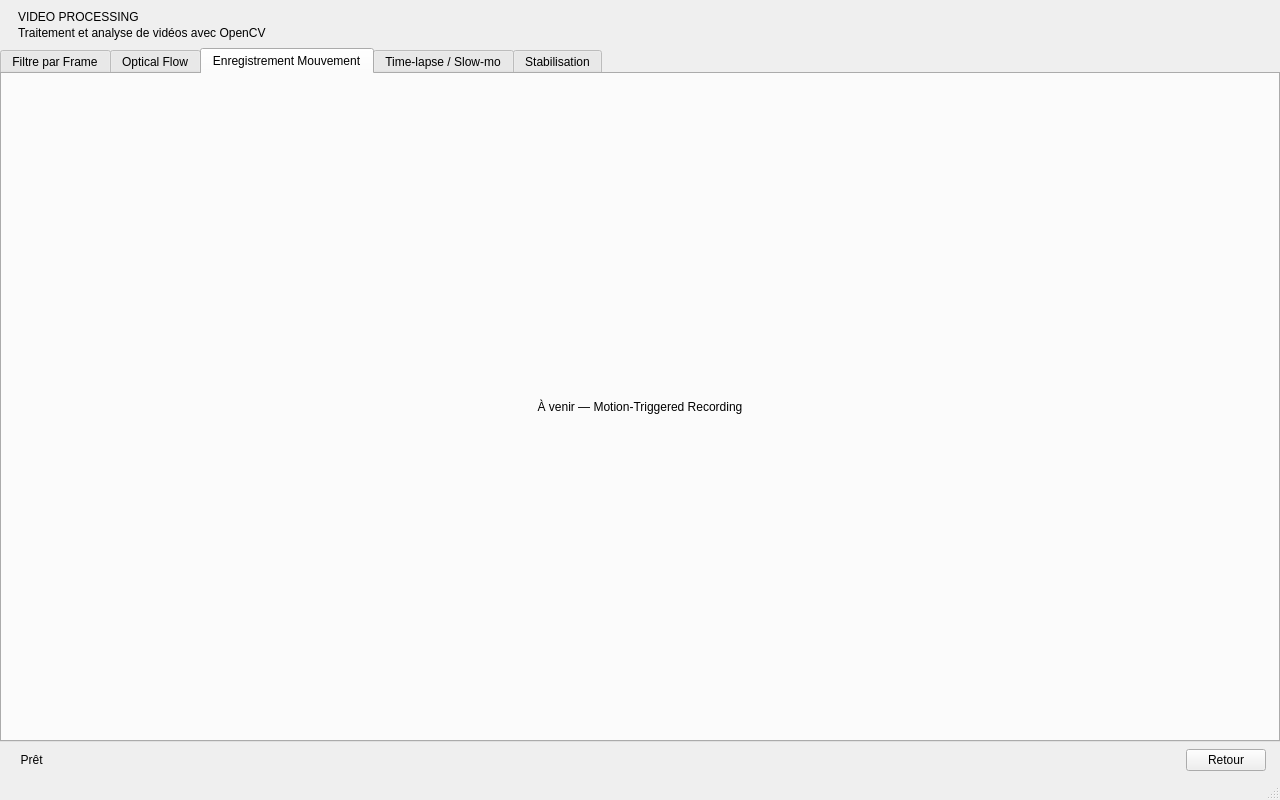
First picture: the form in opencv-project-team_4/opencv-project-team_4/VideoProcessing.ui, repository arcreane/opencv-project-team_4, before the edit.
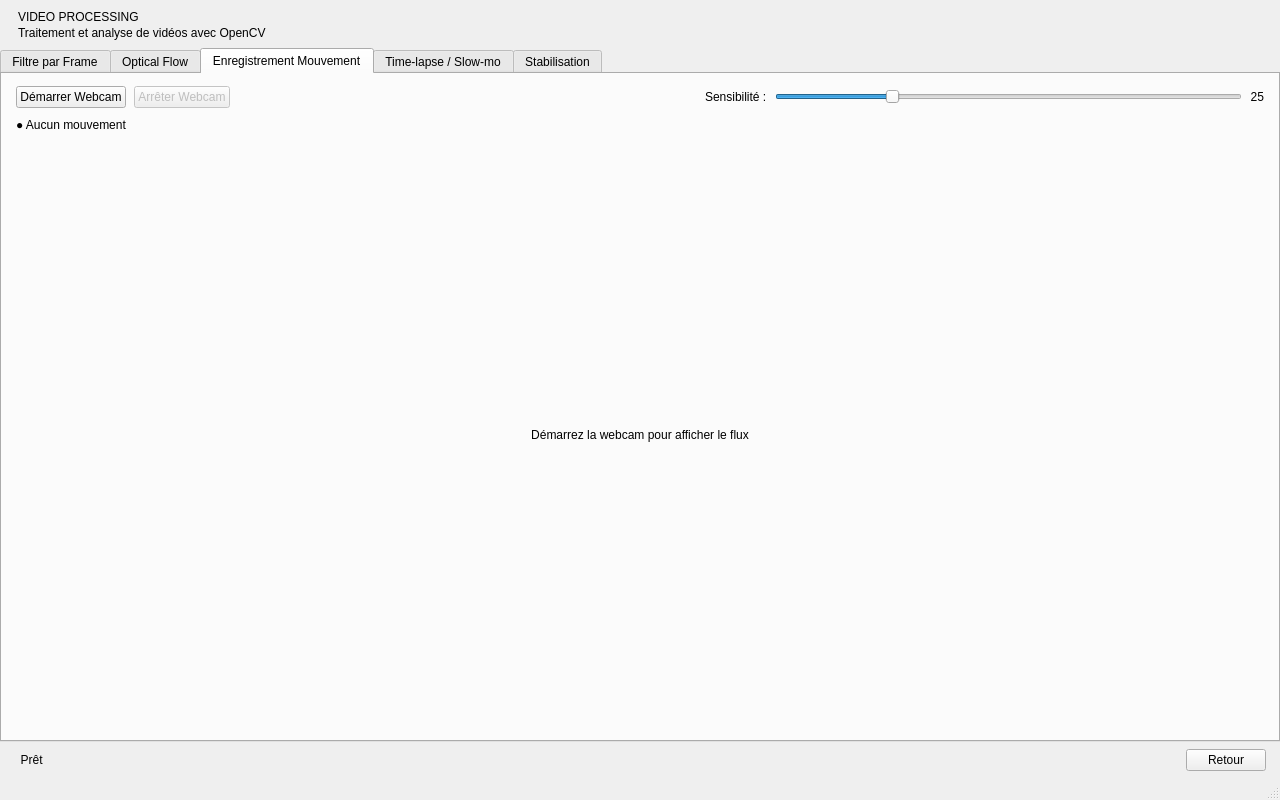
Second picture: the form after the edit. The open tabs and pages were chosen to show the change.

Commit message: ajout MOTION-TRIGGERED RECORDING

Diff of the .ui file:
```diff
--- a/opencv-project-team_4/opencv-project-team_4/VideoProcessing.ui
+++ b/opencv-project-team_4/opencv-project-team_4/VideoProcessing.ui
@@ -295,13 +295,102 @@
       <!-- ── Tab 3 : Motion Recording ──────────────────────── -->
       <widget class="QWidget" name="motionTab">
        <attribute name="title"><string>Enregistrement Mouvement</string></attribute>
-       <layout class="QVBoxLayout">
+       <layout class="QVBoxLayout" name="motionTabLayout">
+        <property name="spacing"><number>10</number></property>
+        <property name="leftMargin"><number>14</number></property>
+        <property name="topMargin"><number>12</number></property>
+        <property name="rightMargin"><number>14</number></property>
+        <property name="bottomMargin"><number>12</number></property>
+
+        <!-- Controls row -->
         <item>
-         <widget class="QLabel" name="motionPlaceholder">
-          <property name="text"><string>À venir — Motion-Triggered Recording</string></property>
+         <layout class="QHBoxLayout" name="camControlsLayout">
+          <property name="spacing"><number>8</number></property>
+          <item>
+           <widget class="QPushButton" name="startCamButton">
+            <property name="text"><string>Démarrer Webcam</string></property>
+            <property name="minimumHeight"><number>36</number></property>
+            <property name="minimumWidth"><number>150</number></property>
+           </widget>
+          </item>
+          <item>
+           <widget class="QPushButton" name="stopCamButton">
+            <property name="text"><string>Arrêter Webcam</string></property>
+            <property name="minimumHeight"><number>36</number></property>
+            <property name="minimumWidth"><number>150</number></property>
+            <property name="enabled"><bool>false</bool></property>
+           </widget>
+          </item>
+          <item>
+           <spacer name="camControlsSpacer">
+            <property name="orientation"><enum>Qt::Orientation::Horizontal</enum></property>
+            <property name="sizeType"><enum>QSizePolicy::Policy::Expanding</enum></property>
+            <property name="sizeHint" stdset="0">
+             <size><width>40</width><height>20</height></size>
+            </property>
+           </spacer>
+          </item>
+          <item>
+           <widget class="QLabel" name="threshLabel">
+            <property name="text"><string>Sensibilité :</string></property>
+           </widget>
+          </item>
+          <item>
+           <widget class="QSlider" name="motionThreshSlider">
+            <property name="orientation"><enum>Qt::Orientation::Horizontal</enum></property>
+            <property name="minimum"><number>1</number></property>
+            <property name="maximum"><number>100</number></property>
+            <property name="value"><number>25</number></property>
+            <property name="minimumWidth"><number>120</number></property>
+            <property name="maximumWidth"><number>160</number></property>
+           </widget>
+          </item>
+          <item>
+           <widget class="QLabel" name="threshValueLabel">
+            <property name="text"><string>25</string></property>
+            <property name="minimumWidth"><number>30</number></property>
+            <property name="alignment"><set>Qt::AlignmentFlag::AlignRight|Qt::AlignmentFlag::AlignVCenter</set></property>
+           </widget>
+          </item>
+         </layout>
+        </item>
+
+        <!-- Indicator row -->
+        <item>
+         <layout class="QHBoxLayout" name="indicatorLayout">
+          <property name="spacing"><number>12</number></property>
+          <item>
+           <widget class="QLabel" name="motionIndicatorLabel">
+            <property name="text"><string>● Aucun mouvement</string></property>
+            <property name="minimumWidth"><number>200</number></property>
+           </widget>
+          </item>
+          <item>
+           <widget class="QLabel" name="recPathLabel">
+            <property name="text"><string></string></property>
+            <property name="sizePolicy">
+             <sizepolicy hsizetype="Expanding" vsizetype="Preferred">
+              <horstretch>1</horstretch><verstretch>0</verstretch>
+             </sizepolicy>
+            </property>
+           </widget>
+          </item>
+         </layout>
+        </item>
+
+        <!-- Preview label -->
+        <item>
+         <widget class="QLabel" name="camPreviewLabel">
+          <property name="text"><string>Démarrez la webcam pour afficher le flux</string></property>
           <property name="alignment"><set>Qt::AlignmentFlag::AlignCenter</set></property>
+          <property name="sizePolicy">
+           <sizepolicy hsizetype="Expanding" vsizetype="Expanding">
+            <horstretch>0</horstretch><verstretch>1</verstretch>
+           </sizepolicy>
+          </property>
          </widget>
         </item>
+
        </layout>
       </widget>
 
```
The commit also changes 2 other files.
